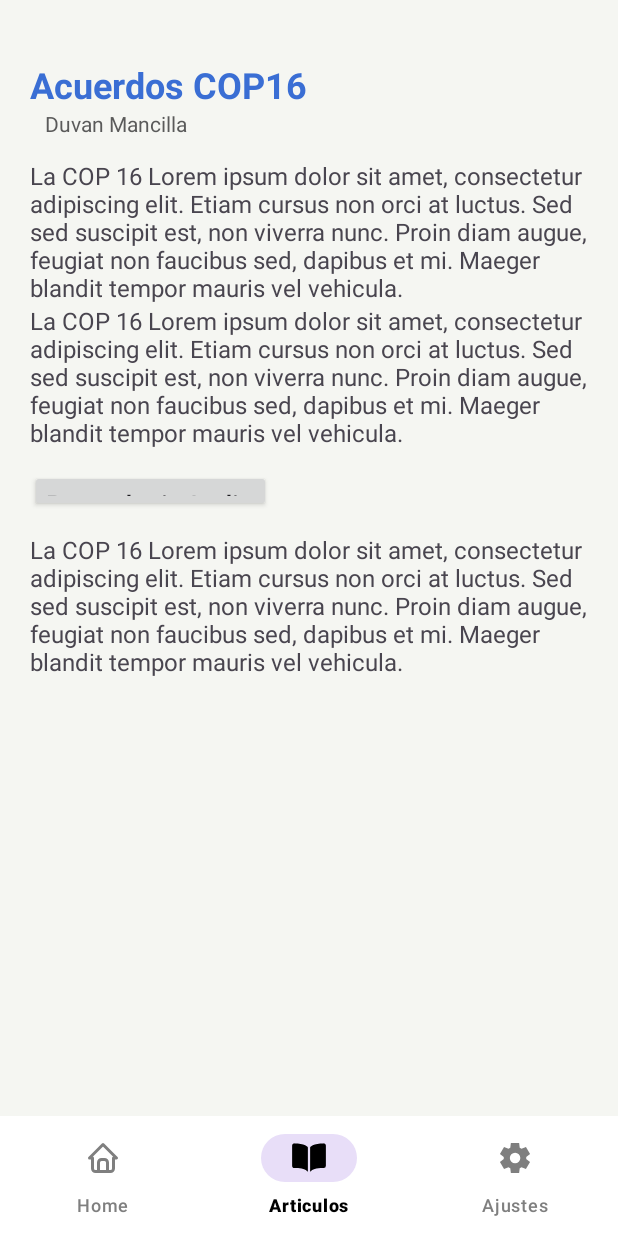
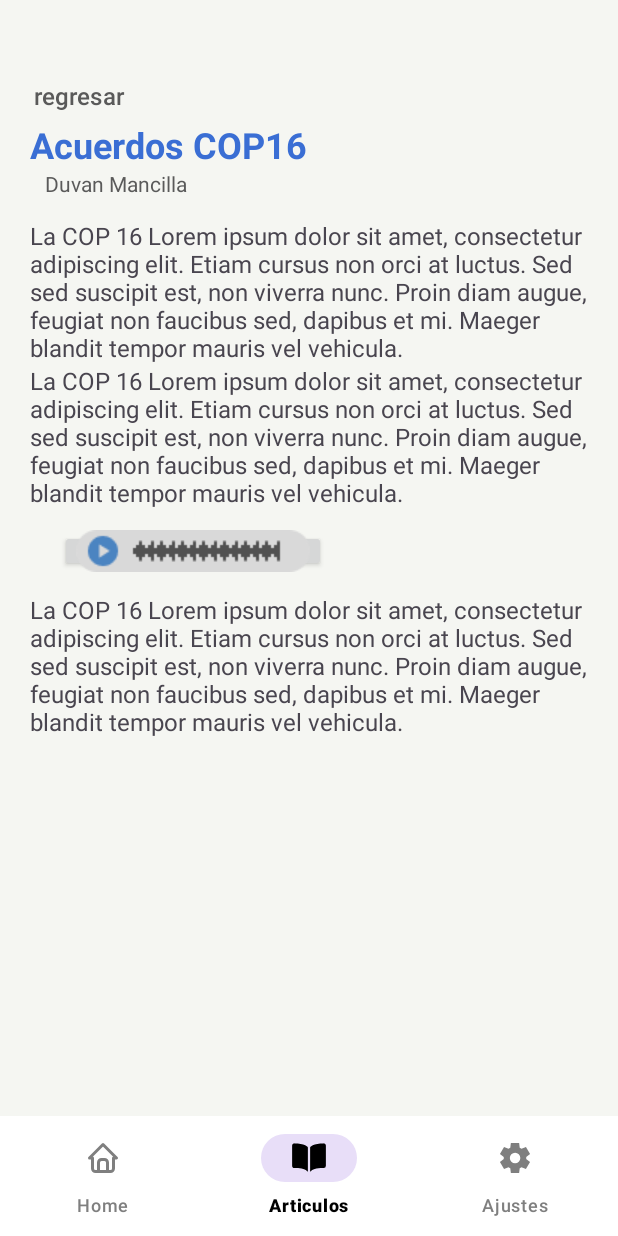
Before and after one commit to natyvcodes/education-app-cop16, an Android app: the Articulos screen opened directly, with no data from a screen before it, on a phone screen of 412 x 824 dp. Run offline under Robolectric (Android 15) with nearby library versions, the phone set to English and light mode, and no system bars; 15 statements that could not run were skipped.

Commit message:
audio design and back screan button

```diff
--- a/app/src/main/java/com/grupo1/myapp/Articulos.java
+++ b/app/src/main/java/com/grupo1/myapp/Articulos.java
@@ -9,6 +9,7 @@ import android.media.MediaPlayer;
 import android.os.Bundle;
 import android.util.Log;
 import android.view.MenuItem;
+import android.view.View;
 import android.widget.Button;
 import android.widget.ImageView;
 import android.widget.RelativeLayout;
@@ -92,7 +93,12 @@ public class Articulos extends AppCompatActivity {
 
         //reproducir audios
         Button button = new Button(this);
-        button.setText("Reproducir Audio");
+
+        Drawable icon = ContextCompat.getDrawable(this, R.drawable.play);
+        icon.setBounds(0, 0, icon.getIntrinsicWidth(), icon.getIntrinsicHeight()); // Ajustar tamaño del ícono
+        button.setCompoundDrawables(icon, null, null, null); // Ícono a la izquierda
+
+
         button.setPadding(16, 16, 16, 16);
         button.setTextSize(18);
         button.setAllCaps(false);
@@ -104,6 +110,7 @@ public class Articulos extends AppCompatActivity {
 
             mediaPlayer.setOnCompletionListener(mp -> {
                 mediaPlayer.release();
+                button.setEnabled(true);
             });
         });
         audioMedia.addView(button);
@@ -129,6 +136,11 @@ public class Articulos extends AppCompatActivity {
                 return true;
             }
         });
+
+    }
+    public void retroceder(View v){
+        Intent intent = new Intent(this, List_Articulos.class);
+        startActivity(intent);
     }
 
     private void selectBottomNavItem(int itemId) {
--- a/app/src/main/java/com/grupo1/myapp/ui/register/RegisterActivity.java
+++ b/app/src/main/java/com/grupo1/myapp/ui/register/RegisterActivity.java
@@ -19,6 +19,7 @@ import android.widget.EditText;
 import android.widget.ProgressBar;
 import android.widget.Toast;
 
+import com.grupo1.myapp.List_Articulos;
 import com.grupo1.myapp.Principal;
 import com.grupo1.myapp.databinding.ActivityRegisterBinding;
 
@@ -148,4 +149,5 @@ public class RegisterActivity extends AppCompatActivity {
     private void showRegisterFailed(@StringRes Integer errorString) {
         Toast.makeText(getApplicationContext(), errorString, Toast.LENGTH_SHORT).show();
     }
+
 }
--- a/app/src/main/java/database/DatabaseHelper.java
+++ b/app/src/main/java/database/DatabaseHelper.java
@@ -61,7 +61,7 @@ public class DatabaseHelper extends SQLiteOpenHelper {
     public void onCreate(SQLiteDatabase db) {
         db.execSQL(TABLE_ARTICULO);
         db.execSQL("INSERT INTO ARTICULO (nombre, autor, fecha, parrafo, audio, imagen, imagen2) " +
-                "VALUES ('Introduccion a la COP16', 'Natalia Fajardo', 20240824, 'Colombia es reconocida como uno de los países con mayor biodiversidad del mundo. Ubicada en una posición estratégica en el trópico y con una geografía variada que incluye cordilleras, costas, llanuras, selvas y desiertos, este país suramericano alberga una asombrosa riqueza de especies y ecosistemas. Su diversidad biológica no solo es un motivo de orgullo nacional, sino también un recurso invaluable para la humanidad, ya que desempeña un papel crucial en el equilibrio ecológico global. El territorio colombiano se caracteriza por su heterogeneidad geográfica, climática y ecológica. La presencia de los Andes, que atraviesan el país en tres ramales principales, crea una variedad de microclimas y ecosistemas únicos . Además, Colombia tiene costas en el océano Pacífico y el mar Caribe, cada una con características biológicas distintas. La Amazonía, considerada el pulmón del mundo, cubre una parte significativa del país y es una fuente inagotable de biodiversidad.', 'prueba', 'tucan','tucan');");
+                "VALUES ('Introduccion a la COP16', 'Natalia Fajardo', 20240824, 'Colombia es reconocida como uno de los países con mayor biodiversidad del mundo. Ubicada en una posición estratégica en el trópico y con una geografía variada que incluye cordilleras, costas, llanuras, selvas y desiertos, este país suramericano alberga una asombrosa riqueza de especies y ecosistemas. Su diversidad biológica no solo es un motivo de orgullo nacional, sino también un recurso invaluable para la humanidad, ya que desempeña un papel crucial en el equilibrio ecológico global. El territorio colombiano se caracteriza por su heterogeneidad geográfica, climática y ecológica. La presencia de los Andes, que atraviesan el país en tres ramales principales, crea una variedad de microclimas y ecosistemas únicos . Además, Colombia tiene costas en el océano Pacífico y el mar Caribe, cada una con características biológicas distintas. La Amazonía, considerada el pulmón del mundo, cubre una parte significativa del país y es una fuente inagotable de biodiversidad.', 'toucan', 'tucan','tucan');");
         db.execSQL("INSERT INTO ARTICULO (nombre, autor, fecha, parrafo, audio, imagen, imagen2) " +
                 "VALUES ('Acuerdos de la COP16', 'Autor 2', 20240821, 'Este es el segundo artículo', 'prueba', 'flor','flor');");
         db.execSQL("INSERT INTO ARTICULO (nombre, autor, fecha, parrafo, audio, imagen, imagen2) " +
--- a/app/src/main/res/layout/activity_articulos.xml
+++ b/app/src/main/res/layout/activity_articulos.xml
@@ -11,17 +11,30 @@
     android:orientation="vertical"
     android:paddingTop="20dp"
     tools:context=".Articulos">
-
     <ScrollView
         android:id="@+id/scroll"
         android:layout_width="match_parent"
         android:layout_height="match_parent"
         android:layout_above="@+id/bottom_navigation">
 
+
         <RelativeLayout
+            android:id="@+id/containerArticulo"
             android:layout_width="match_parent"
             android:layout_height="wrap_content"
             android:layout_margin="20dp">
+
+            <Button
+                android:id="@+id/button"
+                android:layout_width="wrap_content"
+                android:layout_height="wrap_content"
+                android:backgroundTint="@android:color/transparent"
+                android:onClick="retroceder"
+                android:paddingLeft="0dp"
+                android:text="regresar"
+                android:textColor="@color/Grey"
+                android:textSize="16sp" />
+
 
             <TextView
                 android:id="@+id/tv1"
@@ -33,7 +46,7 @@
                 android:textStyle="bold"
                 tools:layout_editor_absoluteX="146dp"
                 tools:layout_editor_absoluteY="134dp"
-
+                android:layout_marginTop="40dp"
                 />
 
             <LinearLayout
@@ -103,7 +116,9 @@
                 <RelativeLayout
                     android:id="@+id/audiomedia"
                     android:layout_width="wrap_content"
-                    android:layout_height="match_parent">
+                    android:layout_height="match_parent"
+                    android:gravity="center"
+                    android:layout_marginLeft="20dp">
                 </RelativeLayout>
 
             </LinearLayout>
@@ -114,7 +129,8 @@
                 android:layout_height="wrap_content"
                 android:layout_below="@+id/Llaudio"
                 android:text="La COP 16 Lorem ipsum dolor sit amet, consectetur adipiscing elit. Etiam cursus non orci at luctus. Sed sed suscipit est, non viverra nunc. Proin diam augue, feugiat non faucibus sed, dapibus et mi. Maeger blandit tempor mauris vel vehicula."
-                android:textSize="16sp" />
+                android:textSize="16sp"
+                android:layout_marginBottom="40dp"/>
 
         </RelativeLayout>
     </ScrollView>
@@ -128,4 +144,5 @@
         app:itemIconTint="@color/icon_selector"
         app:itemTextColor="@color/botton_navigation_selector"
         app:menu="@menu/botton_navigation_menu" />
+
 </RelativeLayout>
```
Also changed, not shown: app/src/main/java/com/grupo1/myapp/List_Articulos.java (+6 -1 lines), app/src/main/res/drawable/ic_audio.png (added), app/src/main/res/drawable/play.png, 1 other file.
